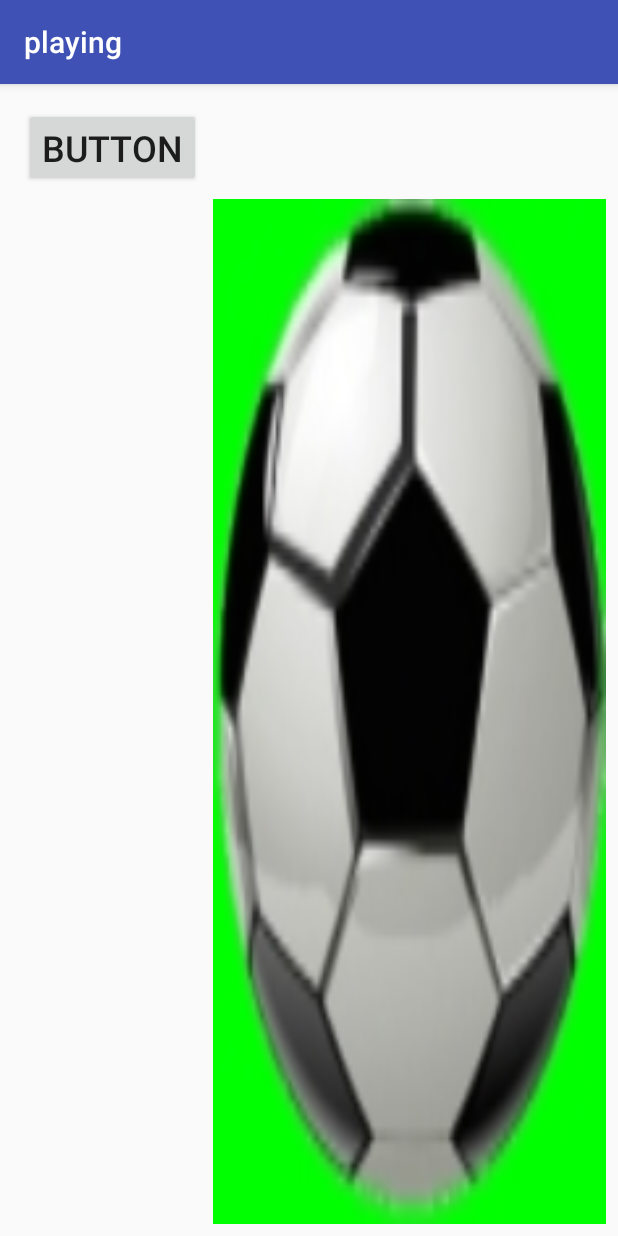
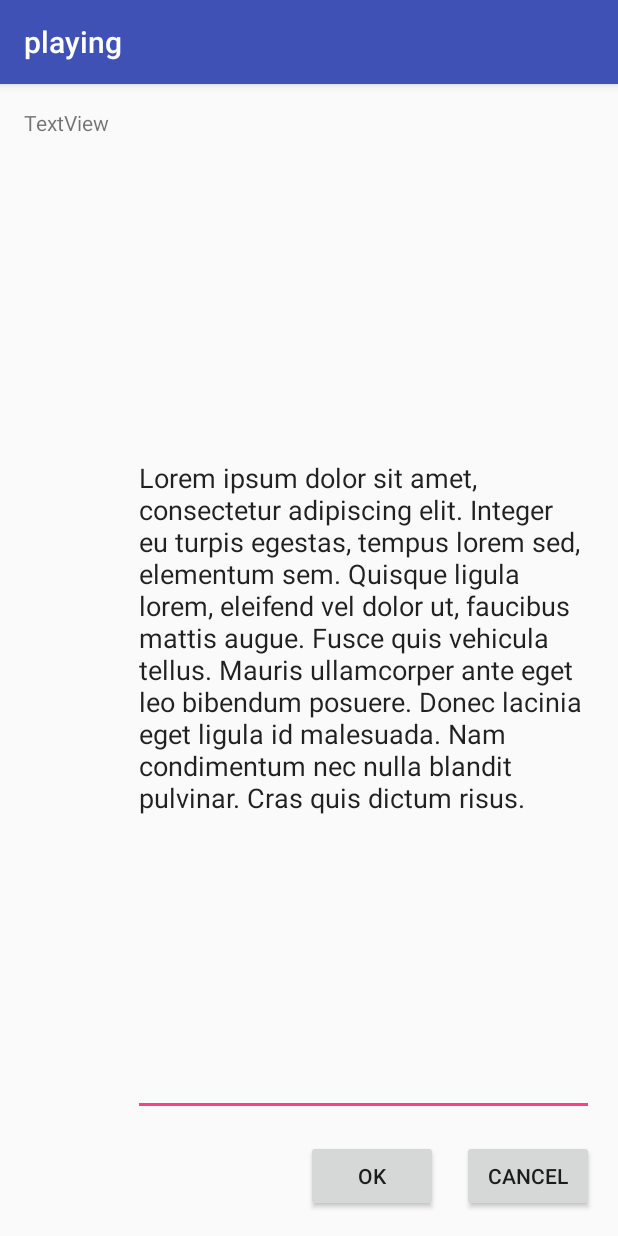
Before and after one commit to claudiosakaeshigemi/Playing, an Android app: the screen it shows after launch (MainActivity), on a phone screen of 412 x 824 dp. Run offline under Robolectric (Android 15) with nearby library versions, the phone set to English and light mode, and no system bars.

Commit message:
adicionando texto.

```diff
--- a/app/src/main/java/com/example/claud/playing/MainActivity.java
+++ b/app/src/main/java/com/example/claud/playing/MainActivity.java
@@ -8,6 +8,6 @@ public class MainActivity extends AppCompatActivity {
     @Override
     protected void onCreate(Bundle savedInstanceState) {
         super.onCreate(savedInstanceState);
-        setContentView(R.layout.activity_main);
+        setContentView(R.layout.note_layout);
     }
 }
--- /dev/null
+++ b/app/src/main/res/layout/note_layout.xml
@@ -0,0 +1,58 @@
+<?xml version="1.0" encoding="utf-8"?>
+<android.support.constraint.ConstraintLayout
+    xmlns:android="http://schemas.android.com/apk/res/android"
+    xmlns:app="http://schemas.android.com/apk/res-auto"
+    xmlns:tools="http://schemas.android.com/tools"
+    android:layout_width="match_parent"
+    android:layout_height="match_parent">
+
+    <TextView
+        android:id="@+id/textView2"
+        android:layout_width="wrap_content"
+        android:layout_height="wrap_content"
+        android:layout_marginLeft="16dp"
+        android:layout_marginTop="16dp"
+        android:text="TextView"
+        app:layout_constraintLeft_toLeftOf="parent"
+        app:layout_constraintTop_toTopOf="parent" />
+
+    <EditText
+        android:id="@+id/editText2"
+        android:layout_width="0dp"
+        android:layout_height="0dp"
+        android:layout_marginBottom="16dp"
+        android:layout_marginLeft="16dp"
+        android:layout_marginRight="16dp"
+        android:layout_marginTop="16dp"
+        android:ems="10"
+        android:inputType="textMultiLine"
+        android:scrollIndicators="right|end"
+        android:scrollbars="vertical"
+        android:text="Lorem ipsum dolor sit amet, consectetur adipiscing elit. Integer eu turpis egestas, tempus lorem sed, elementum sem. Quisque ligula lorem, eleifend vel dolor ut, faucibus mattis augue. Fusce quis vehicula tellus. Mauris ullamcorper ante eget leo bibendum posuere. Donec lacinia eget ligula id malesuada. Nam condimentum nec nulla blandit pulvinar. Cras quis dictum risus. "
+        app:layout_constraintBottom_toTopOf="@+id/button3"
+        app:layout_constraintHorizontal_bias="0.0"
+        app:layout_constraintLeft_toRightOf="@+id/textView2"
+        app:layout_constraintRight_toRightOf="parent"
+        app:layout_constraintTop_toBottomOf="@+id/textView2"
+        app:layout_constraintVertical_bias="0.0" />
+
+    <Button
+        android:id="@+id/button2"
+        android:layout_width="wrap_content"
+        android:layout_height="wrap_content"
+        android:layout_marginBottom="16dp"
+        android:layout_marginRight="16dp"
+        android:text="Cancel"
+        app:layout_constraintBottom_toBottomOf="parent"
+        app:layout_constraintRight_toRightOf="parent" />
+
+    <Button
+        android:id="@+id/button3"
+        android:layout_width="wrap_content"
+        android:layout_height="wrap_content"
+        android:text="OK"
+        app:layout_constraintRight_toLeftOf="@+id/button2"
+        android:layout_marginRight="16dp"
+        app:layout_constraintBaseline_toBaselineOf="@+id/button2" />
+
+</android.support.constraint.ConstraintLayout>
```
